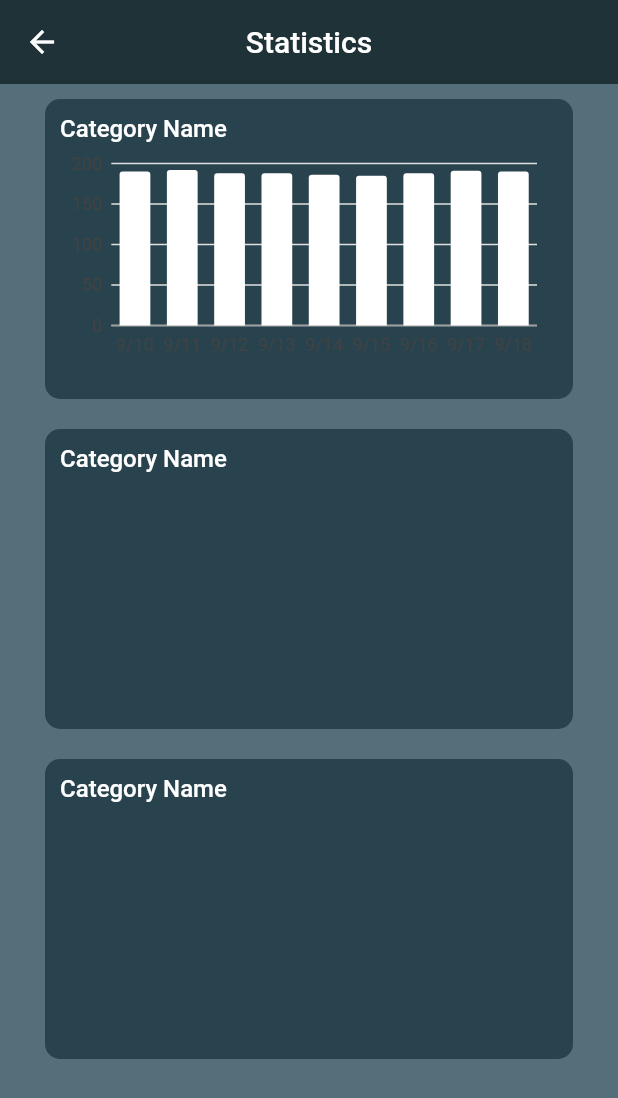
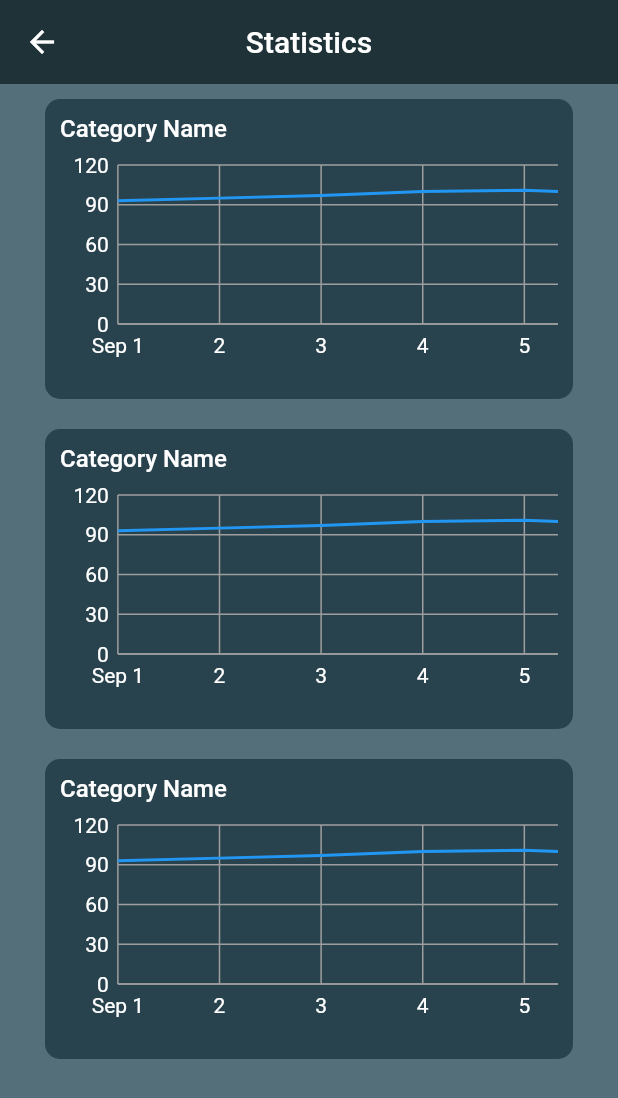
Before and after one commit to JesusCantu/workoutapp, a Flutter app: the StatsScreen screen opened directly, on a phone screen of 412 x 824 dp. Shown: the top 1098 px of the screen. Run offline on Flutter 3.47's test engine with Material 2 defaults, Android fonts, the phone set to English and light mode, and no system bars; our stand-ins replace charts_flutter, firebase_auth, google_fonts; accounts and stored records are empty.

Commit message:
Working Time Series Chart (at least with sample hard-coded data).
Charts are now embedded inside SingleChildScrollView to allow more data to fit without compressing the chart's visuals too much (issues with labels).

```diff
--- a/lib/screens/stats_screen.dart
+++ b/lib/screens/stats_screen.dart
@@ -6,51 +6,105 @@ class StatsScreen extends StatefulWidget {
   _StatsScreenState createState() => _StatsScreenState();
 }
 
-// Charts Class
-class WeightChart {
-  final String day;
-  final int weight;
-  final charts.Color color;
+// Chart Classes
 
-  WeightChart(this.day, this.weight, Color color)
-      : this.color = charts.Color(
-            r: color.red, g: color.green, b: color.blue, a: color.alpha);
+/// [Chart Data Class]
+class TimeSeriesData {
+  final DateTime time;
+  final int data;
+
+  TimeSeriesData(this.time, this.data);
+}
+
+/// [Time Series Chart Class]
+class SimpleTimeSeriesChart {
+  final List<charts.Series> seriesList;
+  final bool animate;
+
+  SimpleTimeSeriesChart(this.seriesList, {this.animate});
+
+  /// [Sample Data Set for Testing]
+  /// Create one series with sample hard coded data.
+  static List<charts.Series<TimeSeriesData, DateTime>> _createSampleData() {
+    final data = [
+      new TimeSeriesData(new DateTime(2017, 9, 1), 93),
+      new TimeSeriesData(new DateTime(2017, 9, 2), 95),
+      new TimeSeriesData(new DateTime(2017, 9, 3), 97),
+      new TimeSeriesData(new DateTime(2017, 9, 4), 100),
+      new TimeSeriesData(new DateTime(2017, 9, 5), 101),
+      new TimeSeriesData(new DateTime(2017, 9, 6), 98),
+      new TimeSeriesData(new DateTime(2017, 9, 7), 99),
+      new TimeSeriesData(new DateTime(2017, 9, 8), 102),
+      new TimeSeriesData(new DateTime(2017, 9, 9), 99),
+      new TimeSeriesData(new DateTime(2017, 9, 10), 100),
+      new TimeSeriesData(new DateTime(2017, 9, 11), 104),
+      new TimeSeriesData(new DateTime(2017, 9, 12), 107),
+      new TimeSeriesData(new DateTime(2017, 9, 13), 105),
+      new TimeSeriesData(new DateTime(2017, 9, 14), 107),
+      new TimeSeriesData(new DateTime(2017, 9, 15), 109),
+    ];
+
+    return [
+      new charts.Series<TimeSeriesData, DateTime>(
+        id: 'data',
+        domainFn: (TimeSeriesData data, _) => data.time,
+        measureFn: (TimeSeriesData data, _) => data.data,
+        data: data,
+      )
+    ];
+  }
 }
 
 class _StatsScreenState extends State<StatsScreen> {
   @override
   Widget build(BuildContext context) {
-    var data = [
-      WeightChart('9/10', 190, Colors.white),
-      WeightChart('9/11', 192, Colors.white),
-      WeightChart('9/12', 188, Colors.white),
-      WeightChart('9/13', 188, Colors.white),
-      WeightChart('9/14', 186, Colors.white),
-      WeightChart('9/15', 185, Colors.white),
-      WeightChart('9/16', 188, Colors.white),
-      WeightChart('9/17', 191, Colors.white),
-      WeightChart('9/18', 190, Colors.white),
-    ];
+    // Set chart data
+    List<charts.Series> seriesList = SimpleTimeSeriesChart._createSampleData();
 
-    var series = [
-      charts.Series(
-        domainFn: (WeightChart weightData, _) => weightData.day,
-        measureFn: (WeightChart weightData, _) => weightData.weight,
-        colorFn: (WeightChart weightData, _) => weightData.color,
-        id: 'Weights',
-        data: data,
+    var chart = charts.TimeSeriesChart(
+      seriesList,
+      /// Reference: [https://github.com/google/charts/issues/117]
+
+      /// [X-Axis Styling]
+      domainAxis: new charts.DateTimeAxisSpec(
+        renderSpec: charts.GridlineRendererSpec(
+                      // X-Axis Label Text Color
+                      labelStyle: new charts.TextStyleSpec(
+                        fontSize: 14,
+                        color: charts.MaterialPalette.white,
+                      ),
+                      // For Vertical Gridlines
+                      lineStyle: charts.LineStyleSpec(
+                        color: charts.MaterialPalette.gray.shadeDefault,
+                      )),
       ),
-    ];
 
-    var chart = charts.BarChart(
-      series,
-      animate: true,
+      /// [Y-Axis Styling]
+      primaryMeasureAxis: new charts.NumericAxisSpec(
+        renderSpec: charts.GridlineRendererSpec(
+                      // X-Axis Label Text Color
+                      labelStyle: new charts.TextStyleSpec(
+                        fontSize: 14,
+                        color: charts.MaterialPalette.white,
+                      ),
+                      // For Vertical Gridlines
+                      lineStyle: charts.LineStyleSpec(
+                        color: charts.MaterialPalette.gray.shadeDefault,
+                      )),
+      ),
+      animate: false,
+      // Optionally pass in a [DateTimeFactory] used by the chart. The factory
+      // should create the same type of [DateTime] as the data provided. If none
+      // specified, the default creates local date time.
+      dateTimeFactory: const charts.LocalDateTimeFactory(),
     );
 
+
     var chartWidget = Padding(
-      padding: EdgeInsets.all(0.0),
+      padding: EdgeInsets.all(1.0),
       child: SizedBox(
         height: 150.0,
+        width: 1000,
         child: chart,
       ),
     );
@@ -86,8 +140,15 @@ class _StatsScreenState extends State<StatsScreen> {
                       style: TextStyle(fontSize: 16.0, fontWeight: FontWeight.w500, color: Color.fromRGBO(255, 255, 255, 1)),
                       ),
                     ),
-                    // Chart
-                    chartWidget
+                    /// [Horizontal Scrolling]
+                    SingleChildScrollView(
+                      scrollDirection: Axis.horizontal,
+                      child:
+                        // Chart
+                        /// [PLACEHOLDER] ///
+                        chartWidget,
+
+                    )
                   ]
                 ),
               ),
@@ -110,7 +171,15 @@ class _StatsScreenState extends State<StatsScreen> {
                       style: TextStyle(fontSize: 16.0, fontWeight: FontWeight.w500, color: Color.fromRGBO(255, 255, 255, 1)),
                       ),
                     ),
+                    /// [Horizontal Scrolling]
+                    SingleChildScrollView(
+                      scrollDirection: Axis.horizontal,
+                      child:
+                        // Chart
+                        /// [PLACEHOLDER] ///
+                        chartWidget,
 
+                    )
                   ]
                 ),
               ),
@@ -133,7 +202,15 @@ class _StatsScreenState extends State<StatsScreen> {
                       style: TextStyle(fontSize: 16.0, fontWeight: FontWeight.w500, color: Color.fromRGBO(255, 255, 255, 1)),
                       ),
                     ),
+                    /// [Horizontal Scrolling]
+                    SingleChildScrollView(
+                      scrollDirection: Axis.horizontal,
+                      child:
+                        // Chart
+                        /// [PLACEHOLDER] ///
+                        chartWidget,
 
+                    )
                   ]
                 ),
               ),
```
